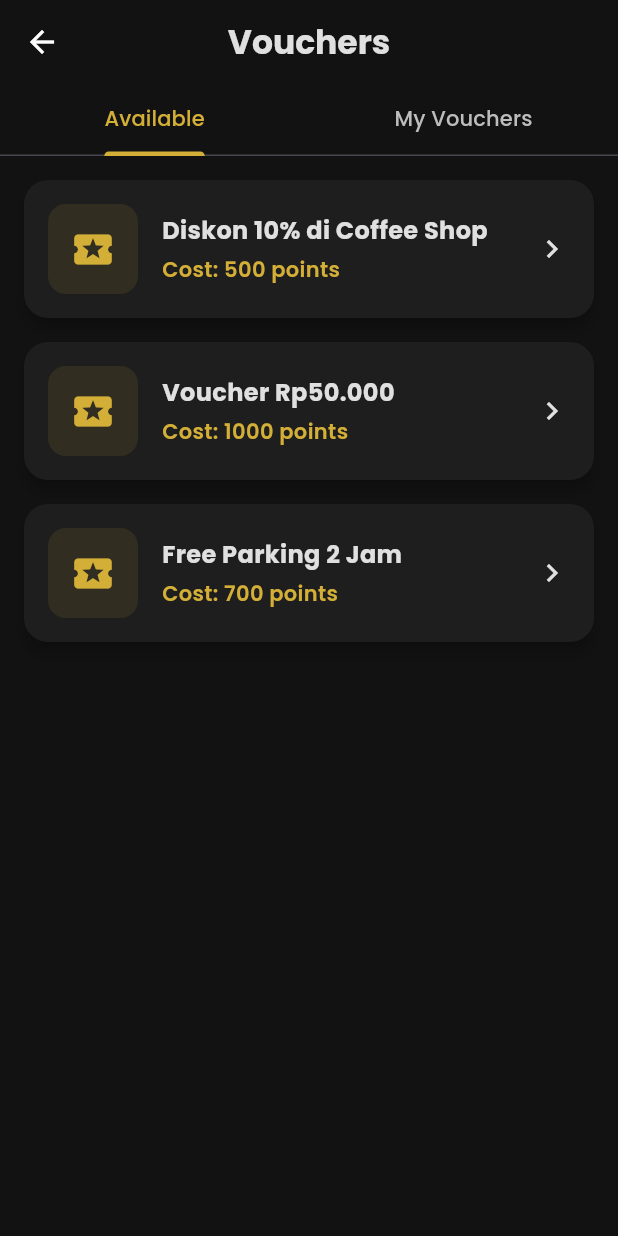
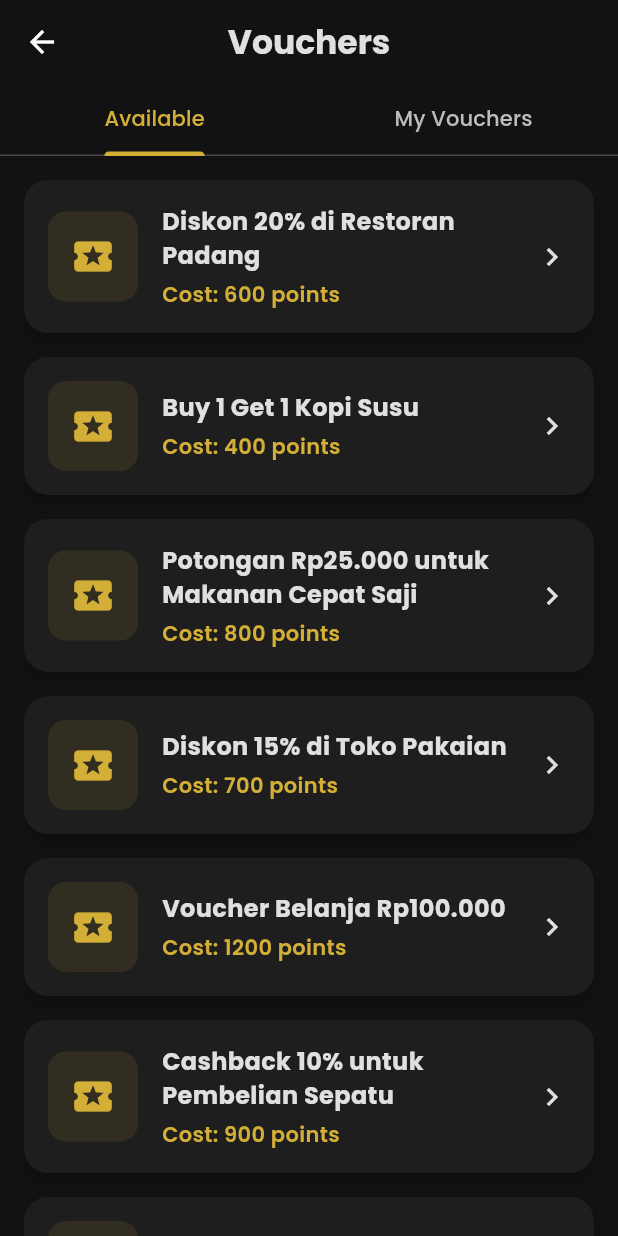
Before and after one commit to aryaravapradana/mobproguts, a Flutter app: the VoucherPage screen opened directly with sample values from the repository, on a phone screen of 412 x 824 dp. Run offline on Flutter 3.47's test engine with Material 3 defaults, Android fonts, the phone set to English and light mode, and no system bars; drawn by our look-alikes of flutter_animate; our stand-ins replace font_awesome_flutter, google_fonts, qr_flutter; missing offline and left inert: mobile_scanner; accounts and stored records are empty.

Commit message:
add more vouchers

```diff
--- a/lib/data/voucher_data.dart
+++ b/lib/data/voucher_data.dart
@@ -1,7 +1,39 @@
 import 'package:project_midterms/models/voucher.dart';
 
+List<Voucher> fnbVouchers = [
+  Voucher(title: "Diskon 20% di Restoran Padang", cost: 600),
+  Voucher(title: "Buy 1 Get 1 Kopi Susu", cost: 400),
+  Voucher(title: "Potongan Rp25.000 untuk Makanan Cepat Saji", cost: 800),
+];
+
+List<Voucher> fashionVouchers = [
+  Voucher(title: "Diskon 15% di Toko Pakaian", cost: 700),
+  Voucher(title: "Voucher Belanja Rp100.000", cost: 1200),
+  Voucher(title: "Cashback 10% untuk Pembelian Sepatu", cost: 900),
+];
+
+List<Voucher> serviceVouchers = [
+  Voucher(title: "Gratis Cuci Motor", cost: 300),
+  Voucher(title: "Potongan Harga Servis AC", cost: 1500),
+  Voucher(title: "Diskon 50% untuk Potong Rambut", cost: 500),
+];
+
+List<Voucher> othersVouchers = [
+  Voucher(title: "Voucher Pulsa Rp10.000", cost: 200),
+  Voucher(title: "Diskon Tiket Bioskop", cost: 800),
+  Voucher(title: "Gratis 1 Jam Bermain di Game Center", cost: 1000),
+];
+
+Map<String, List<Voucher>> categorizedVouchers = {
+  'FnB': fnbVouchers,
+  'Fashion': fashionVouchers,
+  'Service': serviceVouchers,
+  'Others': othersVouchers,
+};
+
 List<Voucher> dummyVouchers = [
-  Voucher(title: "Diskon 10% di Coffee Shop", cost: 500),
-  Voucher(title: "Voucher Rp50.000", cost: 1000),
-  Voucher(title: "Free Parking 2 Jam", cost: 700),
+  ...fnbVouchers,
+  ...fashionVouchers,
+  ...serviceVouchers,
+  ...othersVouchers,
 ];
```
